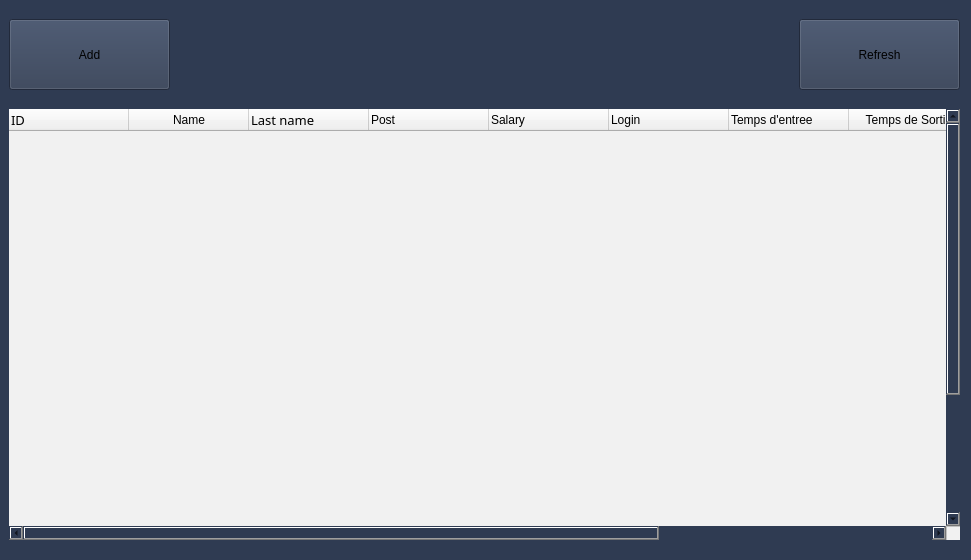
This is employee.ui in HyperDarkmoon/TVEmpire as Qt 5 draws it before an edit. The edited form follows.
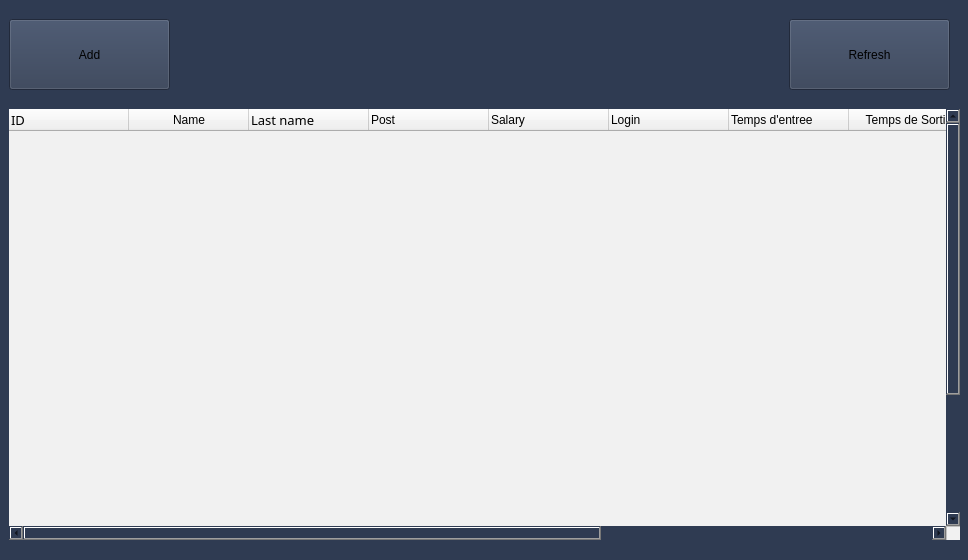
This is the edited form. Icons and pictures are not drawn.

Commit message: refresh button and delete option

Diff of the .ui file:
```diff
--- a/employee.ui
+++ b/employee.ui
@@ -6,7 +6,7 @@
    <rect>
     <x>0</x>
     <y>0</y>
-    <width>971</width>
+    <width>968</width>
     <height>560</height>
    </rect>
   </property>
@@ -830,6 +830,11 @@
       <string>Gender</string>
      </property>
     </column>
+    <column>
+     <property name="text">
+      <string>Options</string>
+     </property>
+    </column>
     <item row="19" column="0">
      <property name="text">
       <string/>
@@ -1304,7 +1309,7 @@
    <widget class="QPushButton" name="add_btn_3">
     <property name="geometry">
      <rect>
-      <x>800</x>
+      <x>790</x>
       <y>20</y>
       <width>161</width>
       <height>71</height>
```
The commit also changes 7 other files.
